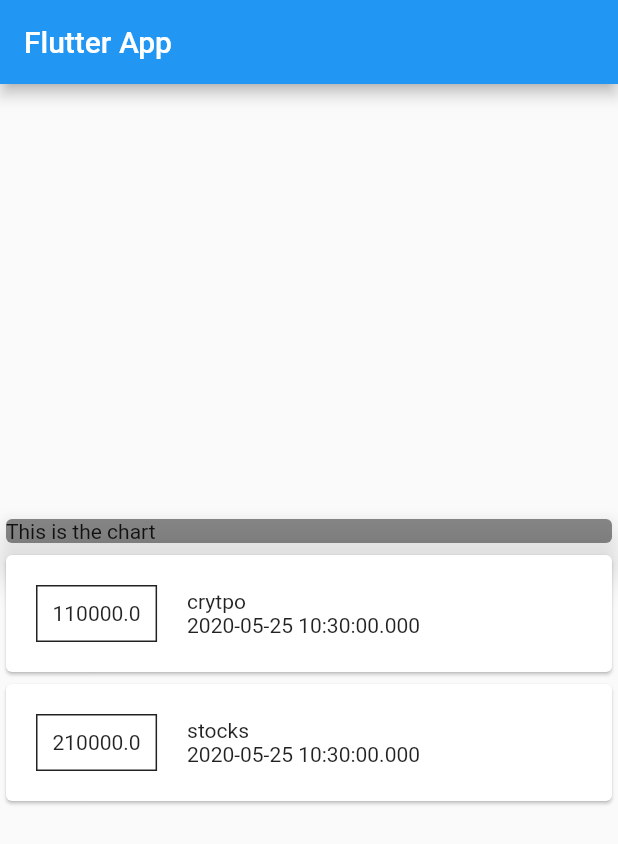
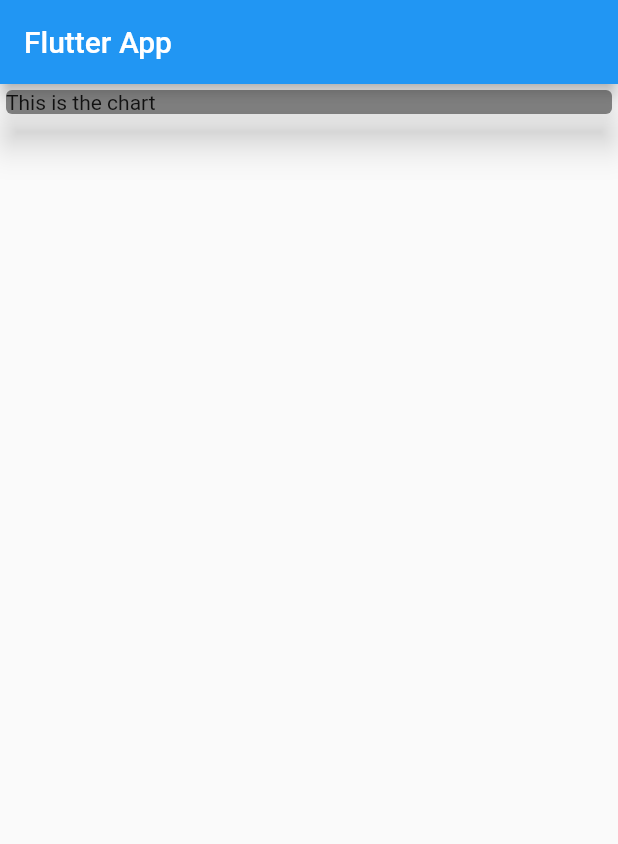
Before and after one commit to bobbylemm/expense-clue, a Flutter app: the screen it shows after launch, on a phone screen of 412 x 824 dp. Shown: the top 844 px of the screen. Run offline on Flutter 3.47's test engine with Material 2 defaults, Android fonts, the phone set to English and light mode, and no system bars.

Commit message:
break app into components

```diff
--- a/lib/main.dart
+++ b/lib/main.dart
@@ -1,6 +1,4 @@
 import 'package:flutter/material.dart';
-
-import './models/transaction.dart';
 
 void main() {
   runApp(MyApp());
@@ -14,11 +12,9 @@ class MyApp extends StatelessWidget {
 }
 
 class HomePage extends StatelessWidget {
-  final List<Transaction> userTransaction = [
-    Transaction(
-        id: 't1', title: 'crytpo', amount: 110000, date: DateTime.now()),
-    Transaction(id: 't2', title: 'stocks', amount: 210000, date: DateTime.now())
-  ];
+  final titleController = TextEditingController();
+  final amountController = TextEditingController();
+
   @override
   Widget build(BuildContext context) {
     return Scaffold(
@@ -26,7 +22,6 @@ class HomePage extends StatelessWidget {
           title: Text('Flutter App'),
         ),
         body: Column(
-          mainAxisAlignment: MainAxisAlignment.center,
           crossAxisAlignment: CrossAxisAlignment.stretch,
           children: <Widget>[
             Container(
@@ -37,30 +32,6 @@ class HomePage extends StatelessWidget {
                 child: Text('This is the chart'),
               ),
             ),
-            Column(
-                children: userTransaction.map((tx) {
-              return Card(
-                child: Row(
-                  children: <Widget>[
-                    Container(
-                      padding: EdgeInsets.all(10),
-                      margin:
-                          EdgeInsets.symmetric(horizontal: 20, vertical: 20),
-                      child: Text(tx.amount.toString()),
-                      decoration: BoxDecoration(
-                          border: Border.all(color: Colors.black87, width: 1)),
-                    ),
-                    Column(
-                      crossAxisAlignment: CrossAxisAlignment.start,
-                      children: <Widget>[
-                        Text(tx.title),
-                        Text(tx.date.toString())
-                      ],
-                    )
-                  ],
-                ),
-              );
-            }).toList())
           ],
         ));
   }
--- a/pubspec.yaml
+++ b/pubspec.yaml
@@ -23,6 +23,7 @@ environment:
 dependencies:
   flutter:
     sdk: flutter
+  intl: ^0.16.1
 
 
   # The following adds the Cupertino Icons font to your application.
```
Also changed, not shown: lib/widgets/new_transaction.dart (added, +37 -0 lines), lib/widgets/transaction_list.dart (added, +48 -0 lines), lib/widgets/user_transaction.dart (added, +27 -0 lines), pubspec.lock.
